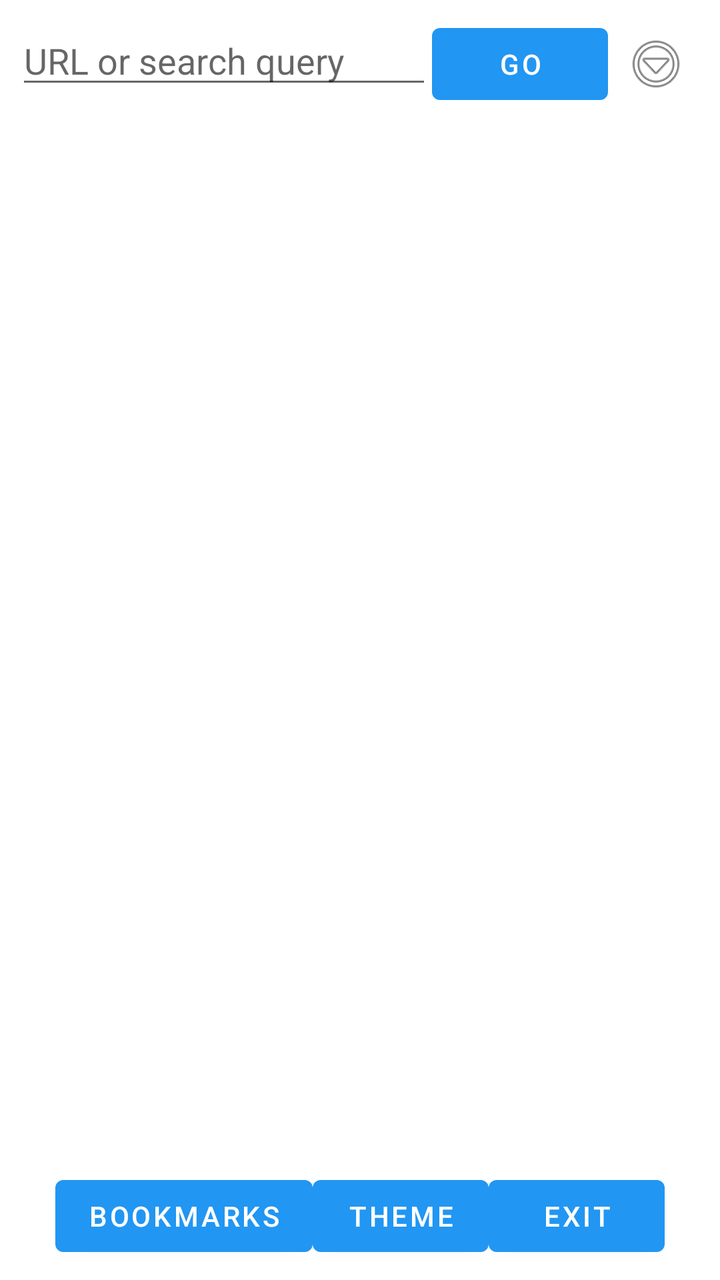
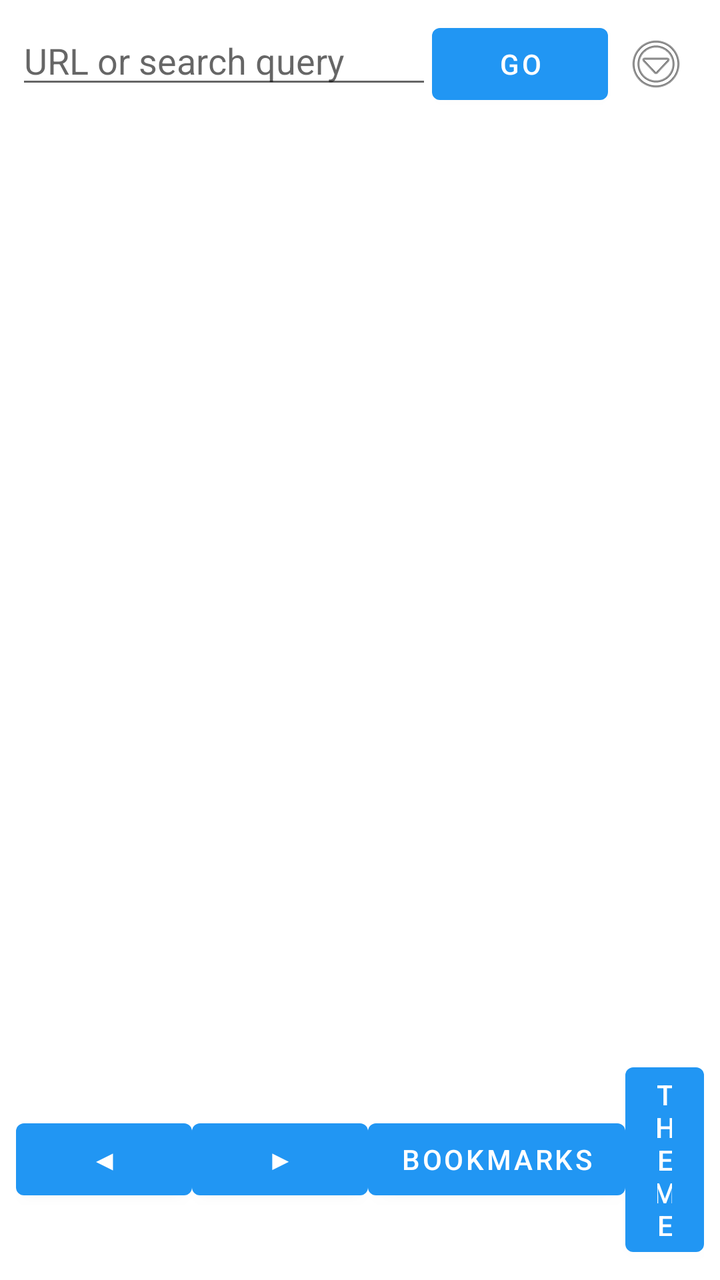

Screens rendered from an Android XML layout before and after an edit, with the pre-edit source and the edit as a unified diff.
<!-- AndroidManifest.xml: application theme Theme.TextReader -->
<!-- res/layout/activity_main.xml -->
<?xml version="1.0" encoding="utf-8"?>
<androidx.constraintlayout.widget.ConstraintLayout
    xmlns:android="http://schemas.android.com/apk/res/android"
    xmlns:app="http://schemas.android.com/apk/res-auto"
    android:id="@+id/rootLayout"
    android:layout_width="match_parent"
    android:layout_height="match_parent">

    <LinearLayout
        android:id="@+id/topBar"
        android:layout_width="0dp"
        android:layout_height="wrap_content"
        android:orientation="horizontal"
        android:padding="8dp"
        app:layout_constraintTop_toTopOf="parent"
        app:layout_constraintStart_toStartOf="parent"
        app:layout_constraintEnd_toEndOf="parent">

        <EditText
            android:id="@+id/urlInput"
            android:layout_width="0dp"
            android:layout_height="wrap_content"
            android:layout_weight="1"
            android:hint="URL or search query" />

        <Button
            android:id="@+id/goButton"
            android:layout_width="wrap_content"
            android:layout_height="wrap_content"
            android:text="Go" />

        <ImageButton
            android:id="@+id/menuButton"
            android:layout_width="wrap_content"
            android:layout_height="wrap_content"
            android:contentDescription="Menu"
            android:padding="8dp"
            android:src="@android:drawable/ic_menu_more"
            android:background="?android:attr/selectableItemBackgroundBorderless" />
    </LinearLayout>

    <TextView
        android:id="@+id/contentView"
        android:layout_width="0dp"
        android:layout_height="0dp"
        android:padding="16dp"
        android:textSize="16sp"
        android:gravity="top|start"
        android:scrollbars="vertical"
        app:layout_constraintTop_toBottomOf="@id/topBar"
        app:layout_constraintBottom_toTopOf="@id/bottomBar"
        app:layout_constraintStart_toStartOf="parent"
        app:layout_constraintEnd_toEndOf="parent" />

    <LinearLayout
        android:id="@+id/bottomBar"
        android:layout_width="0dp"
        android:layout_height="wrap_content"
        android:orientation="horizontal"
        android:gravity="center"
        android:padding="8dp"
        app:layout_constraintBottom_toBottomOf="parent"
        app:layout_constraintStart_toStartOf="parent"
        app:layout_constraintEnd_toEndOf="parent">

        <Button
            android:id="@+id/bookmarksButton"
            android:layout_width="wrap_content"
            android:layout_height="wrap_content"
            android:text="Bookmarks" />

        <Button
            android:id="@+id/themeButton"
            android:layout_width="wrap_content"
            android:layout_height="wrap_content"
            android:text="Theme" />

        <Button
            android:id="@+id/exitButton"
            android:layout_width="wrap_content"
            android:layout_height="wrap_content"
            android:text="Exit" />
    </LinearLayout>

</androidx.constraintlayout.widget.ConstraintLayout>
<!-- resources referenced by this layout -->
<resources>
  <style name="Theme.TextReader" parent="Theme.MaterialComponents.DayNight.NoActionBar">
          <item name="colorPrimary">@color/colorPrimary</item>
          <item name="colorPrimaryVariant">@color/colorPrimaryDark</item>
          <item name="colorAccent">@color/colorAccent</item>
      </style>
  <color name="colorPrimary">#2196F3</color>
  <color name="colorPrimaryDark">#1976D2</color>
  <color name="colorAccent">#FF9800</color>
</resources>

<!-- the commit's change to res/layout/activity_main.xml (unified diff, before → after) -->
@@ -4,7 +4,8 @@
     xmlns:app="http://schemas.android.com/apk/res-auto"
     android:id="@+id/rootLayout"
     android:layout_width="match_parent"
-    android:layout_height="match_parent">
+    android:layout_height="match_parent"
+    android:fitsSystemWindows="true">
 
     <LinearLayout
         android:id="@+id/topBar"
@@ -64,6 +65,18 @@
         app:layout_constraintEnd_toEndOf="parent">
 
         <Button
+            android:id="@+id/prevButton"
+            android:layout_width="wrap_content"
+            android:layout_height="wrap_content"
+            android:text="◀" />
+
+        <Button
+            android:id="@+id/nextButton"
+            android:layout_width="wrap_content"
+            android:layout_height="wrap_content"
+            android:text="▶" />
+
+        <Button
             android:id="@+id/bookmarksButton"
             android:layout_width="wrap_content"
             android:layout_height="wrap_content"
